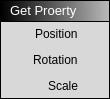
Qt form Deflow/Blocks/getgopropertysblock.ui (Lambipapp/Deflow) before a commit.
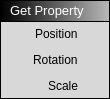
The same form after that commit. Custom widgets are drawn as their Qt base class.

The edit to the form file:
```diff
--- a/Deflow/Blocks/getgopropertysblock.ui
+++ b/Deflow/Blocks/getgopropertysblock.ui
@@ -98,7 +98,7 @@
             <string notr="true">background-color: rgba(255, 255, 255, 0);</string>
            </property>
            <property name="text">
-            <string>&lt;html&gt;&lt;head/&gt;&lt;body&gt;&lt;p&gt;&lt;span style=&quot; font-size:10pt; color:#ffffff;&quot;&gt;Get Proerty&lt;/span&gt;&lt;/p&gt;&lt;/body&gt;&lt;/html&gt;</string>
+            <string>&lt;html&gt;&lt;head/&gt;&lt;body&gt;&lt;p&gt;&lt;span style=&quot; font-size:10pt; color:#ffffff;&quot;&gt;Get Property&lt;/span&gt;&lt;/p&gt;&lt;/body&gt;&lt;/html&gt;</string>
            </property>
           </widget>
          </item>
```
